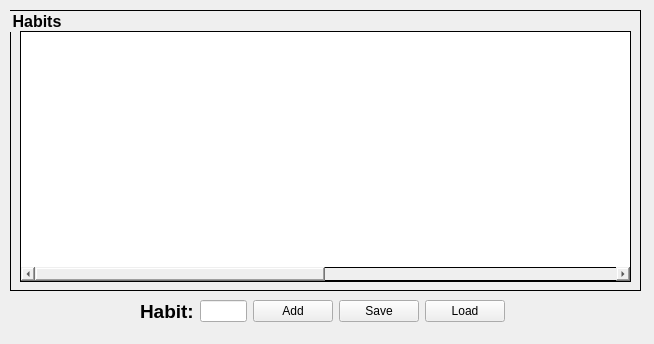
Spaidafora/HabitTracker, file design.ui: the form before one commit.
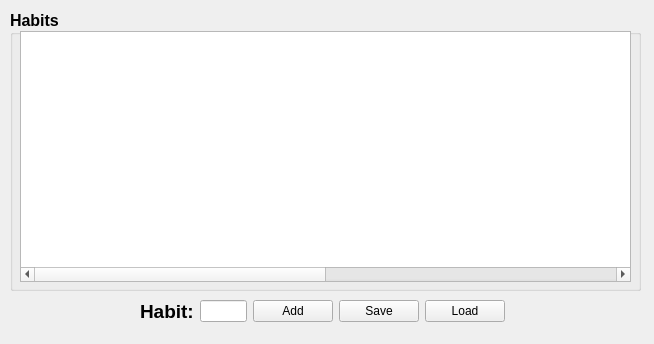
The form after the commit.

Commit message: bear minimum finished

Patch:
```diff
--- a/design.ui
+++ b/design.ui
@@ -22,6 +22,9 @@
      <height>42</height>
     </rect>
    </property>
+   <property name="styleSheet">
+    <string>gridline-color: orange;</string>
+   </property>
    <layout class="QHBoxLayout" name="horizontalLayout">
     <item>
      <widget class="QLabel" name="labelInputHabit">
@@ -32,6 +35,9 @@
         <bold>true</bold>
        </font>
       </property>
+      <property name="styleSheet">
+       <string>gridline-color: orange;</string>
+      </property>
       <property name="text">
        <string>Habit:</string>
       </property>
@@ -83,7 +89,7 @@
     <bool>false</bool>
    </property>
    <property name="styleSheet">
-    <string notr="true">border: 1px solid black;</string>
+    <string notr="true">gridline-color: orange;</string>
    </property>
    <property name="title">
     <string>Habits</string>
@@ -97,6 +103,9 @@
       <height>251</height>
      </rect>
     </property>
+    <property name="styleSheet">
+     <string notr="true">gridline-color: orange;</string>
+    </property>
     <property name="columnCount">
      <number>2</number>
     </property>
@@ -109,6 +118,9 @@
     <attribute name="horizontalHeaderDefaultSectionSize">
      <number>310</number>
     </attribute>
+    <attribute name="verticalHeaderVisible">
+     <bool>false</bool>
+    </attribute>
     <column>
      <property name="text">
       <string>Habits</string>
```
Left out of the diff: 15 changed lines with no effect on the pictures. The commit also changes 2 other files.
